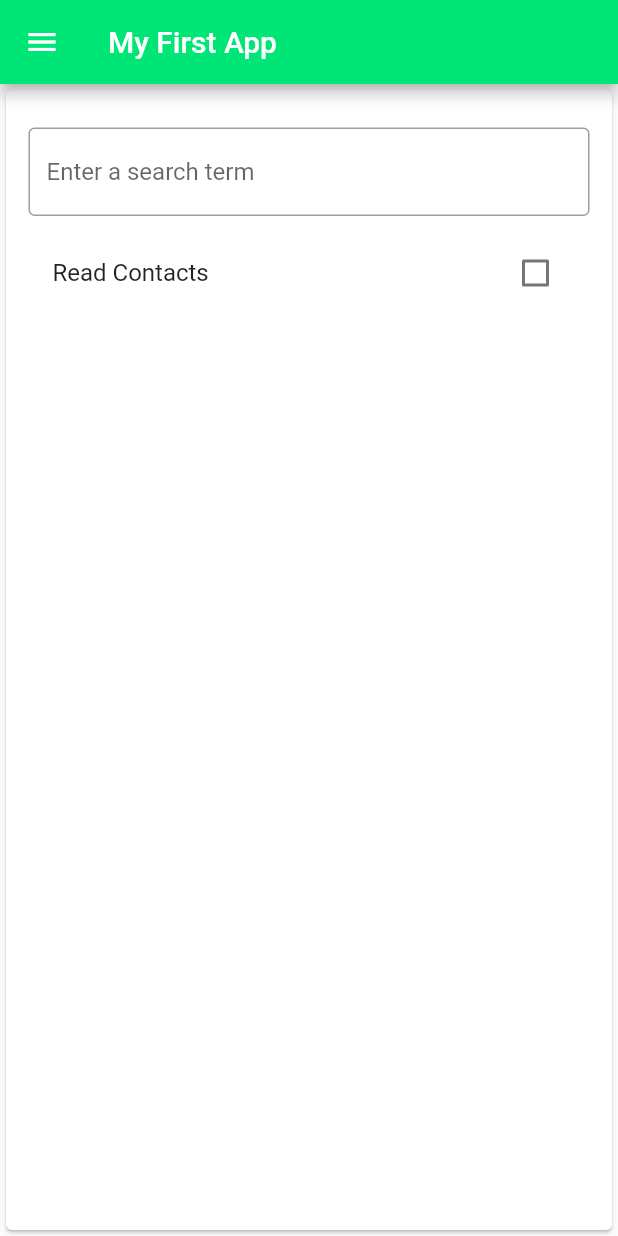
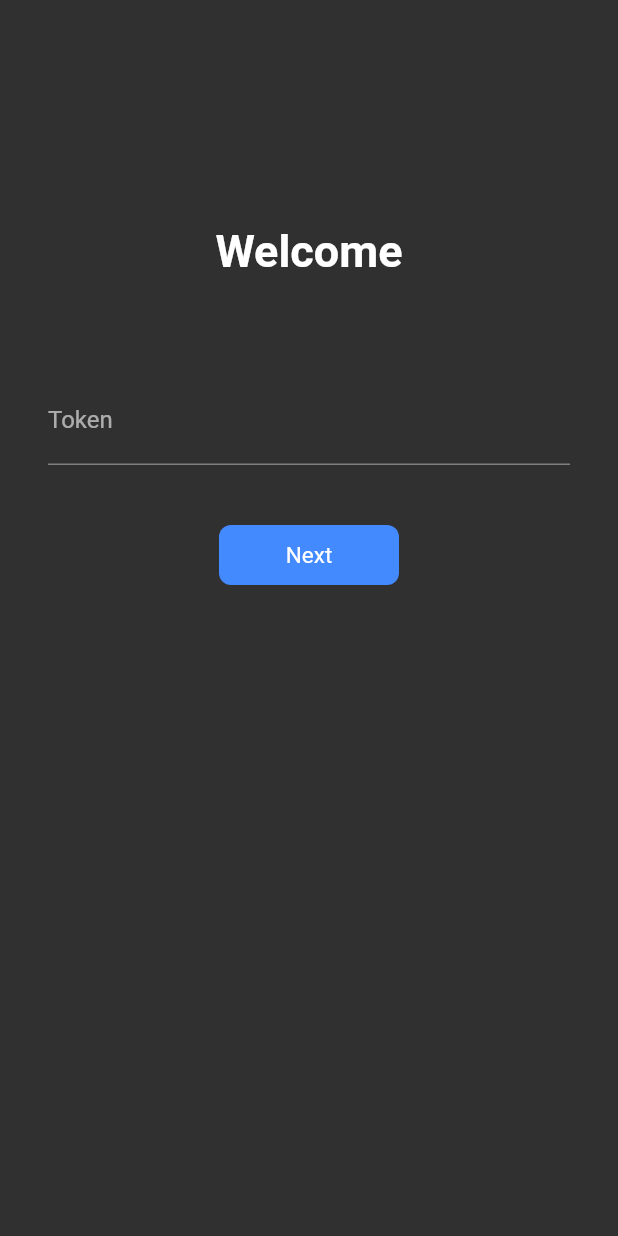
Before and after one commit to DreadedLama/BaseCaller, a Flutter app: the screen it shows after launch, on a phone screen of 412 x 824 dp. Run offline on Flutter 3.47's test engine with Material 2 defaults, Android fonts, the phone set to English and light mode, and no system bars; our stand-ins replace permission_handler.

Commit message:
Added pages, utils and widgets

```diff
--- a/lib/main.dart
+++ b/lib/main.dart
@@ -1,124 +1,55 @@
-import 'dart:async';
-import 'dart:io';
+import 'package:base_caller/pages/main_page.dart';
+import 'package:base_caller/utils/routes.dart';
+import 'package:base_caller/widgets/themes.dart';
+import 'package:flutter/material.dart';
+import 'package:base_caller/pages/home_page.dart';
 
-import 'package:flutter/material.dart';
-import 'package:permission_handler/permission_handler.dart';
-import 'package:root_access/root_access.dart';
+void main() => runApp(MyApp());
 
-void main() => runApp(HomePage());
-
-class HomePage extends StatefulWidget {
+class MyApp extends StatefulWidget {
   @override
   _HomePageState createState() => _HomePageState();
 }
 
-class _HomePageState extends State<HomePage> {
-  bool value = false;
-  // bool _rootStatus = false;
-
-  // @override
-  // void initState() {
-  //   super.initState();
-  //   initRootRequest();
-  // }
+class _HomePageState extends State<MyApp> {
+  bool darkThemeMode = false;
 
   @override
   Widget build(BuildContext context) {
     return MaterialApp(
-      home: Scaffold(
-        appBar: AppBar(
-          title: Text('My First App'),
-          backgroundColor: Colors.greenAccent[400],
-          leading: IconButton(
-            icon: Icon(Icons.menu),
-            tooltip: 'Menu',
-            onPressed: () {},
-          ),
-        ),
-        body: Center(
-          /** Card Widget **/
-          child: Card(
-            child: Padding(
-              padding: const EdgeInsets.all(15.0),
-              child: Column(
-                children: [
-                  SizedBox(height: 10),
-                  TextField(
-                    decoration: InputDecoration(
-                      border: OutlineInputBorder(),
-                      hintText: 'Enter a search term',
-                    ),
-                  ),
-                  SizedBox(height: 10),
-                  CheckboxListTile(
-                    title: Text("Read Contacts"),
-                    value: this.value,
-                    onChanged: (bool? value) async {
-                      var status = await _checkPermission();
-                      if (status == PermissionStatus.granted) {
-                        setState(() {
-                          this.value = true;
-                        });
-                      } else {
-                        var status = await _getPermission();
-                        if (status == PermissionStatus.granted) {
-                          setState(() {
-                            this.value = true;
-                          });
-                        }
-                      }
-                    },
-                  ),
-                ],
-              ),
-            ),
-          ),
-        ),
-      ),
+      themeMode: MyTheme.darkThemeMode,
+      darkTheme: MyTheme.darkTheme,
+      routes: {
+        MyRoutes.welcomeRoute: (context) => HomePage(),
+        MyRoutes.homeRoute: (context) => MainPage().build(context),
+      },
     );
   }
 }
 
-//Check contacts permission
-Future<PermissionStatus> _checkPermission() async {
-  return await Permission.contacts.status;
-}
-
-//Get contacts permission
-Future<PermissionStatus> _getPermission() async {
-  final PermissionStatus permission = await Permission.contacts.status;
-  if (permission != PermissionStatus.granted) {
-    final Map<Permission, PermissionStatus> permissionStatus =
-        await [Permission.contacts].request();
-    return permissionStatus[Permission.contacts] ?? PermissionStatus.denied;
-  } else {
-    return permission;
-  }
-}
-
-//Get root permission
-Future<int> initRootRequest() async {
-  bool rootAccess = await RootAccess.requestRootAccess;
-  print('rootstatus - '+rootAccess.toString());
-  return readCounter();
-}
-
-Future<File> get _authFile async {
-  print('return truecaller');
-  // return File('/data/data/com.truecaller/files/account.v2.bak');
-  return File('/storage/emulated/0/data/Truecaller.json');
-}
-
-Future<int> readCounter() async {
-  try {
-    print('reading file');
-    final file = await _authFile;
-    print('Got the file');
-    final contents = await file.readAsString(); // Read the file
-    print('contents = '+contents);
-    return int.parse(contents);
-  } catch (e) {
-    print(e);
-    return 0; // If encountering an error, return 0
-  }
-}
+// //Get root permission
+// Future<int> initRootRequest() async {
+//   bool rootAccess = await RootAccess.requestRootAccess;
+//   print('rootstatus - '+rootAccess.toString());
+//   return readCounter();
+// }
+//
+// Future<File> get _authFile async {
+//   print('return truecaller');
+//   // return File('/data/data/com.truecaller/files/account.v2.bak');
+//   return File('/storage/emulated/0/data/Truecaller.json');
+// }
+//
+// Future<int> readCounter() async {
+//   try {
+//     print('reading file');
+//     final file = await _authFile;
+//     print('Got the file');
+//     final contents = await file.readAsString(); // Read the file
+//     print('contents = '+contents);
+//     return int.parse(contents);
+//   } catch (e) {
+//     print(e);
+//     return 0; // If encountering an error, return 0
+//   }
+// }
--- /dev/null
+++ b/lib/pages/home_page.dart
@@ -0,0 +1,81 @@
+import 'package:base_caller/utils/routes.dart';
+import 'package:flutter/material.dart';
+
+import '../main.dart';
+
+class HomePage extends StatefulWidget {
+  @override
+  _HomeState createState() => _HomeState();
+}
+
+class _HomeState extends State<HomePage> {
+  bool changedButton = false;
+
+  @override
+  Widget build(BuildContext context) {
+    return Material(
+      child: Column(
+        children: [
+          SizedBox(
+            height: 150,
+          ),
+          Text("Welcome",
+              style: TextStyle(
+                fontSize: 30,
+                fontWeight: FontWeight.bold,
+              )),
+          SizedBox(
+            height: 50,
+          ),
+          Padding(
+            padding: const EdgeInsets.symmetric(vertical: 16, horizontal: 32),
+            child: Column(
+              children: [
+                TextFormField(
+                  decoration: InputDecoration(
+                    hintText: "Truecaller Auth Token",
+                    labelText: "Token",
+                  ),
+                ),
+                SizedBox(
+                  height: 40,
+                ),
+                Material(
+                  color: Colors.blueAccent,
+                  borderRadius: BorderRadius.circular(changedButton ? 40 : 8),
+                  child: InkWell(
+                    onTap: () async {
+                      setState(() {
+                        changedButton = true;
+                      });
+                      await Future.delayed(Duration(seconds: 1));
+                      await Navigator.pushNamed(context, MyRoutes.homeRoute);
+                      setState(() {
+                        changedButton = false;
+                      });
+                    },
+                    child: AnimatedContainer(
+                      duration: Duration(seconds: 1),
+                      width: changedButton ? 40 : 120,
+                      height: 40,
+                      alignment: Alignment.center,
+                      child: changedButton
+                          ? Icon(Icons.done)
+                          : Text(
+                              "Next",
+                              style: TextStyle(
+                                color: Colors.white,
+                                fontSize: 15,
+                              ),
+                            ),
+                    ),
+                  ),
+                ),
+              ],
+            ),
+          )
+        ],
+      ),
+    );
+  }
+}
--- /dev/null
+++ b/lib/utils/routes.dart
@@ -0,0 +1,4 @@
+class MyRoutes {
+  static String welcomeRoute = "/";
+  static String homeRoute = "/next";
+}
--- /dev/null
+++ b/lib/widgets/themes.dart
@@ -0,0 +1,12 @@
+import 'package:flutter/material.dart';
+
+class MyTheme {
+
+  static ThemeMode get darkThemeMode => ThemeMode.dark;
+
+  static ThemeMode get lightThemeMode => ThemeMode.light;
+
+  static ThemeData get darkTheme => ThemeData(
+      brightness: Brightness.dark
+  );
+}
--- a/pubspec.yaml
+++ b/pubspec.yaml
@@ -25,7 +25,7 @@ dependencies:
     sdk: flutter
   permission_handler: ^8.1.4+2
   contacts_service: ^0.6.1
-  root_access: ^1.0.4
+#  root_access: ^1.0.4
 
 
 dev_dependencies:
```
Also changed, not shown: lib/pages/main_page.dart (added, +76 -0 lines), lib/widgets/drawer.dart (added, +21 -0 lines), pubspec.lock.
